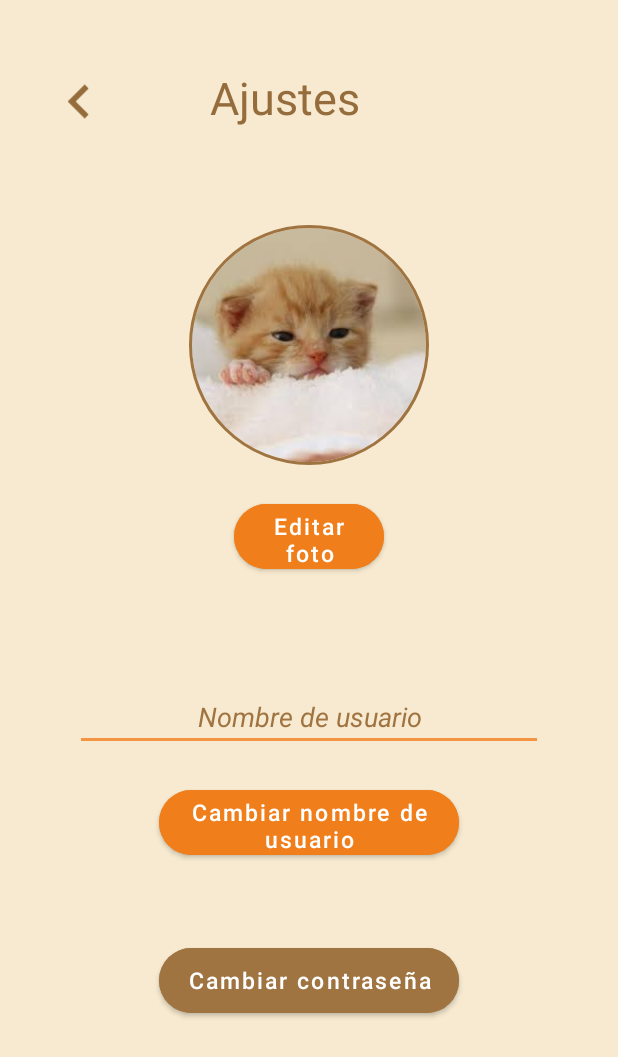
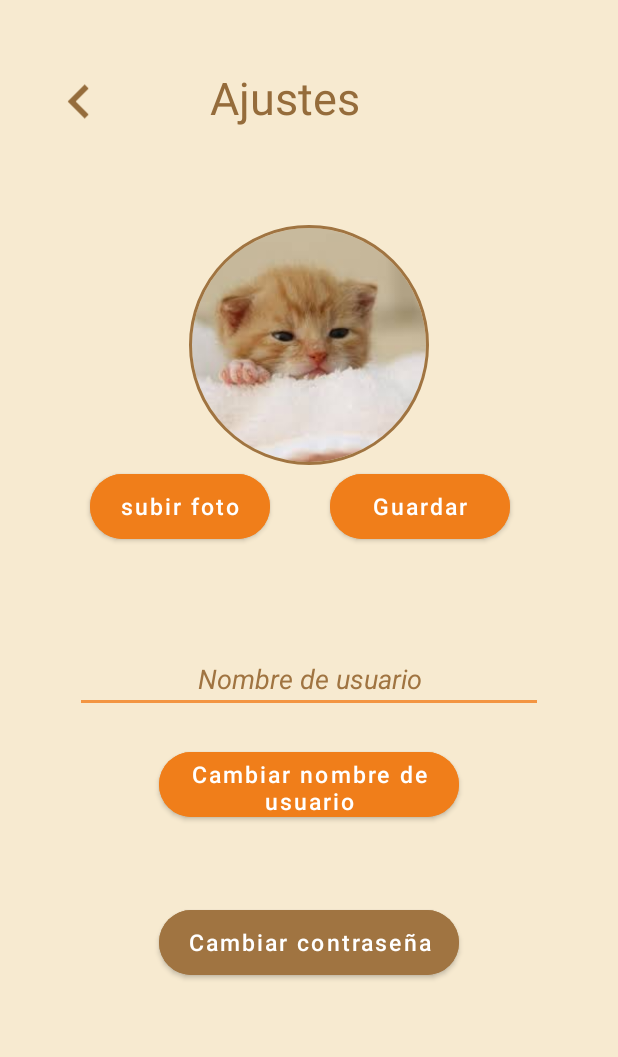
Before and after one commit to MichelleNaffate/AppSer, an Android app: the AjustesActivity screen opened directly, with no data from a screen before it, on a phone screen of 412 x 824 dp. Shown: the top 1057 px of the screen. Run offline under Robolectric (Android 15) with nearby library versions, the phone set to English and light mode, and no system bars; our stand-ins replace CircleImageView, Firebase (no records; nobody signed in at launch, a user with empty details on screens opened directly); libraries missing offline, so code that uses them is left out: com.firebase.ui; 1 statement that could not run was skipped.

Commit message:
se añadio la funcion cambiar foto en AjustesActivity.kt

```diff
--- a/app/src/main/res/layout/activity_ajustes.xml
+++ b/app/src/main/res/layout/activity_ajustes.xml
@@ -45,19 +45,40 @@
         app:civ_border_color="@color/cafecito"
         android:layout_gravity="center_horizontal"/>
 
+    <LinearLayout
+        android:layout_width="match_parent"
+        android:layout_height="120dp">
         <Button
             android:id="@+id/btnEditar_foto"
-        android:layout_width="100dp"
+            android:layout_width="120dp"
             android:layout_height="55dp"
+            android:layout_gravity="left"
+            android:layout_marginTop="20dp"
+            android:layout_marginLeft="60dp"
+            android:backgroundTint="@color/btnFuerte"
             android:elevation="5dp"
-        android:layout_gravity="center_horizontal"
+            android:text="subir foto"
+            android:textAllCaps="false"
+            android:textColor="@color/white"
+            android:textSize="15sp"
+            app:cornerRadius="40dp" />
+        <Button
+            android:id="@+id/btnguardar"
+            android:layout_width="120dp"
+            android:layout_height="55dp"
+            android:layout_gravity="left"
             android:layout_marginTop="20dp"
+            android:layout_marginLeft="40dp"
             android:backgroundTint="@color/btnFuerte"
+            android:elevation="5dp"
+            android:text="Guardar"
+            android:textAllCaps="false"
+            android:textColor="@color/white"
             android:textSize="15sp"
-        android:text="@string/btnCambiarFoto"
-        android:textColor="@color/white"
-        app:cornerRadius="40dp"
-        android:textAllCaps="false"/>
+            app:cornerRadius="40dp" />
+
+    </LinearLayout>
+
 
     <EditText
         android:id="@+id/modificar_Usuario_nombre"
@@ -69,7 +90,7 @@
         android:textColorHint="@color/cafecito"
         android:textColorHighlight="@color/cafecito"
         android:inputType="text"
-        android:layout_marginTop="70dp"
+        android:layout_marginTop="0dp"
         android:layout_marginLeft="50dp"
         android:layout_marginRight="50dp"
         android:textColor="@color/titulos"/>
```
Also changed, not shown: app/src/main/java/castillo/holguin/naffate/ser/AjustesActivity.kt (+75 -34 lines). Lines whose indentation alone changed are shown as unchanged.
